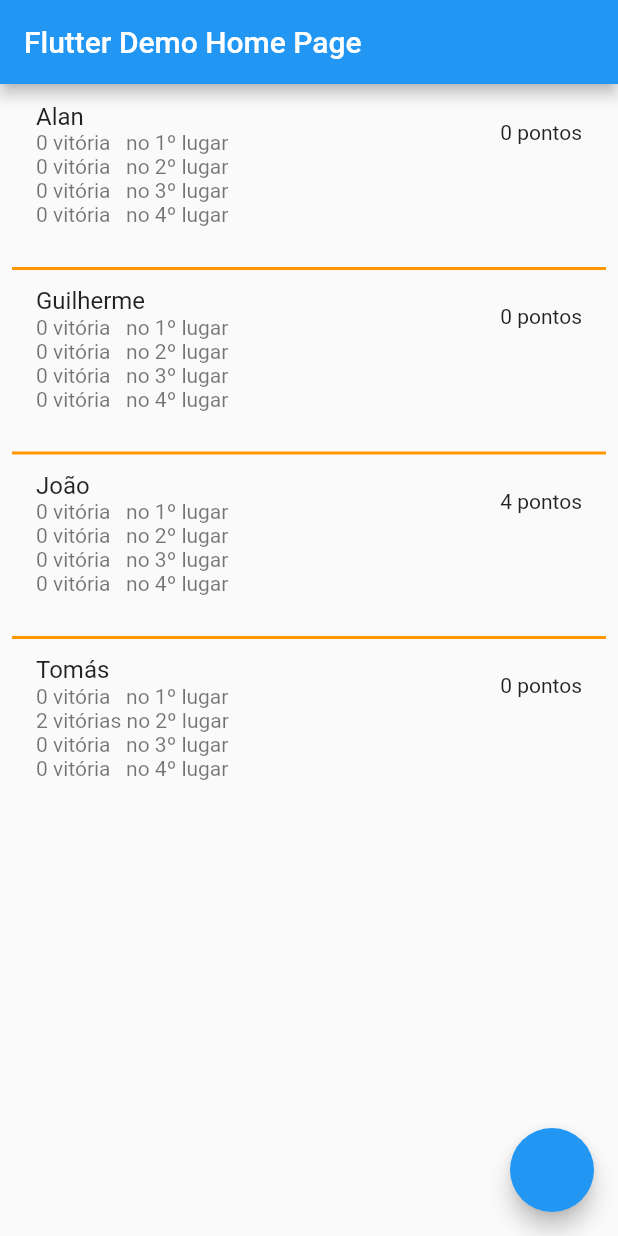
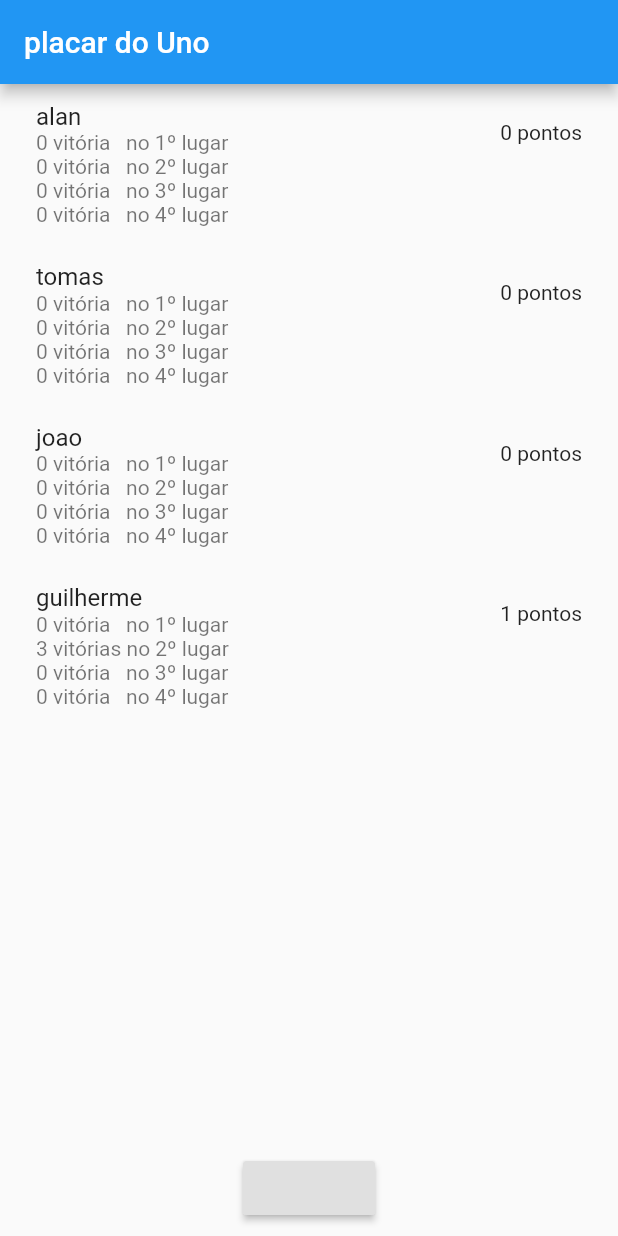
Before and after one commit to Nipodemos/placar_uno, a Flutter app: the screen it shows after launch, on a phone screen of 412 x 824 dp. Run offline on Flutter 3.47's test engine with Material 2 defaults, Android fonts, the phone set to English and light mode, and no system bars.

Commit message:
troquei de listView para listView.builder

```diff
--- a/lib/main.dart
+++ b/lib/main.dart
@@ -1,10 +1,7 @@
 import 'package:flutter/material.dart';
-
 void main() {
   runApp(MyApp());
 }
-
-enum grupoAlan { primeiroLugar, segundoLugar, terceiroLugar, quartoLugar }
 
 class MyApp extends StatelessWidget {
   @override
@@ -15,21 +12,17 @@ class MyApp extends StatelessWidget {
         primarySwatch: Colors.blue,
         visualDensity: VisualDensity.adaptivePlatformDensity,
       ),
-      home: MyHomePage(title: 'Flutter Demo Home Page'),
+      home: ListaDeJogadores(),
     );
   }
 }
 
-class MyHomePage extends StatefulWidget {
-  MyHomePage({Key key, this.title}) : super(key: key);
-
-  final String title;
-
+class ListaDeJogadores extends StatefulWidget {
   @override
-  _MyHomePageState createState() => _MyHomePageState();
+  _ListaDeJogadoresState createState() => _ListaDeJogadoresState();
 }
 
-class _MyHomePageState extends State<MyHomePage> {
+class _ListaDeJogadoresState extends State<ListaDeJogadores> {
   Map<String, dynamic> todosOsPlacares = {
     'alan': {
       'placarTotal': 0,
@@ -41,128 +34,81 @@ class _MyHomePageState extends State<MyHomePage> {
     'tomas': {
       'placarTotal': 0,
       'primeiroLugar': 0,
-      'segundoLugar': 2,
+      'segundoLugar': 0,
       'terceiroLugar': 0,
       'quartoLugar': 0
     },
     'joao': {
-      'placarTotal': 4,
+      'placarTotal': 0,
       'primeiroLugar': 0,
       'segundoLugar': 0,
       'terceiroLugar': 0,
       'quartoLugar': 0
     },
     'guilherme': {
-      'placarTotal': 0,
+      'placarTotal': 1,
       'primeiroLugar': 0,
-      'segundoLugar': 0,
+      'segundoLugar': 3,
       'terceiroLugar': 0,
       'quartoLugar': 0
     },
   };
 
-  Map seletorLugar = {'alan': 0, 'guilherme': 0, 'joao': 0, 'tomas': 0};
-
-  String getSingleScore({String pessoa, String qualPlacar}) {
-    int temp = todosOsPlacares[pessoa][qualPlacar];
-    Map keyToString = {
-      'primeiroLugar': '1º',
-      'segundoLugar': '2º',
-      'terceiroLugar': '3º',
-      'quartoLugar': '4º',
-    };
-    if (pessoa.isEmpty || pessoa == null) {
-      return "vc esqueceu o argumento 'pessoa'";
-    } else if (qualPlacar.isEmpty || qualPlacar == null) {
-      return "vc esqueceu o argumento 'qualPlacar'";
-    } else {
-      if (temp == 0 || temp == 1) {
-        return "$temp vitória   no ${keyToString[qualPlacar]} lugar";
-      } else if (temp > 1) {
-        return "$temp vitórias no ${keyToString[qualPlacar]} lugar";
-      } else {
-        return "Erro não esperado";
-      }
-    }
-  }
   @override
   Widget build(BuildContext context) {
     return Scaffold(
       appBar: AppBar(
-        title: Text(widget.title),
+        title: Text("placar do Uno"),
       ),
       body: Padding(
-        padding: const EdgeInsets.all(8.0),
-        child: Center(
-          child: ListView(
+        padding: EdgeInsets.all(8),
+        child: Column(
           children: [
-              ListTile(
-                title: Text("Alan"),
-                trailing: Text(
-                    todosOsPlacares['alan']['placarTotal'].toString() +
+            Expanded(
+              child: ListView.builder(
+                itemCount: todosOsPlacares.keys.toList().length,
+                itemBuilder: (BuildContext context, int index) {
+                  List keysInList = todosOsPlacares.keys.toList();
+                  print(index);
+                  print(keysInList[index]);
+                  return ListTile(
+                    title: Text(keysInList[index]),
+                    trailing: Text(todosOsPlacares[keysInList[index]]
+                                ['placarTotal']
+                            .toString() +
                         " pontos"),
                     subtitle: Text(
-                    "${getSingleScore(pessoa: 'alan', qualPlacar: 'primeiroLugar')}\n"
-                    "${getSingleScore(pessoa: 'alan', qualPlacar: 'segundoLugar')}\n"
-                    "${getSingleScore(pessoa: 'alan', qualPlacar: 'terceiroLugar')}\n"
-                    "${getSingleScore(pessoa: 'alan', qualPlacar: 'quartoLugar')}\n"),
+                      getSingleScore(
+                              pessoa: keysInList[index],
+                              qualPlacar: 'primeiroLugar') +
+                          getSingleScore(
+                              pessoa: keysInList[index],
+                              qualPlacar: 'segundoLugar') +
+                          getSingleScore(
+                              pessoa: keysInList[index],
+                              qualPlacar: 'terceiroLugar') +
+                          getSingleScore(
+                              pessoa: keysInList[index],
+                              qualPlacar: 'quartoLugar'),
                     ),
-              Divider(
-                color: Colors.orange,
-                thickness: 2,
-              ),
-              ListTile(
-                title: Text("Guilherme"),
-                trailing: Text(
-                    todosOsPlacares['guilherme']['placarTotal'].toString() +
-                        " pontos"),
-                subtitle: Text(
-                    "${getSingleScore(pessoa: 'guilherme', qualPlacar: 'primeiroLugar')}\n"
-                    "${getSingleScore(pessoa: 'guilherme', qualPlacar: 'segundoLugar')}\n"
-                    "${getSingleScore(pessoa: 'guilherme', qualPlacar: 'terceiroLugar')}\n"
-                    "${getSingleScore(pessoa: 'guilherme', qualPlacar: 'quartoLugar')}\n"),
-              ),
-              Divider(
-                color: Colors.orange,
-                thickness: 2,
-              ),
-              ListTile(
-                title: Text("João"),
-                trailing: Text(
-                    todosOsPlacares['joao']['placarTotal'].toString() +
-                        " pontos"),
-                subtitle: Text(
-                    "${getSingleScore(pessoa: 'joao', qualPlacar: 'primeiroLugar')}\n"
-                    "${getSingleScore(pessoa: 'joao', qualPlacar: 'segundoLugar')}\n"
-                    "${getSingleScore(pessoa: 'joao', qualPlacar: 'terceiroLugar')}\n"
-                    "${getSingleScore(pessoa: 'joao', qualPlacar: 'quartoLugar')}\n"),
-              ),
-              Divider(
-                color: Colors.orange,
-                thickness: 2,
-              ),
-              ListTile(
-                title: Text("Tomás"),
-                trailing: Text(
-                    todosOsPlacares['tomas']['placarTotal'].toString() +
-                        " pontos"),
-                subtitle: Text(
-                    "${getSingleScore(pessoa: 'tomas', qualPlacar: 'primeiroLugar')}\n"
-                    "${getSingleScore(pessoa: 'tomas', qualPlacar: 'segundoLugar')}\n"
-                    "${getSingleScore(pessoa: 'tomas', qualPlacar: 'terceiroLugar')}\n"
-                    "${getSingleScore(pessoa: 'tomas', qualPlacar: 'quartoLugar')}\n"),
-              ),
-            ],
+                  );
+                },
               ),
             ),
-      ),
-      floatingActionButton: FloatingActionButton(
+            RaisedButton(
               onPressed: () {
                 showDialog(
                   context: context,
-            builder: (context) {
+                  builder: (ctx) {
+                    Map seletorLugar = {
+                      'alan': 0,
+                      'guilherme': 0,
+                      'joao': 0,
+                      'tomas': 0
+                    };
                     return StatefulBuilder(
-                builder: (context, setState) {
+                      builder: (ct, setState) {
+                        String message = "";
                         return Dialog(
                           child: Container(
                             padding: EdgeInsets.all(8),
@@ -170,12 +116,13 @@ class _MyHomePageState extends State<MyHomePage> {
                               mainAxisSize: MainAxisSize.min,
                               children: [
                                 Row(
-                            mainAxisAlignment: MainAxisAlignment.spaceBetween,
+                                  mainAxisAlignment:
+                                      MainAxisAlignment.spaceBetween,
                                   children: [
                                     Text('Alan'),
                                     Radio(
                                       groupValue: seletorLugar['alan'],
-                                value: grupoAlan.primeiroLugar,
+                                      value: 1,
                                       onChanged: (value) {
                                         seletorLugar['alan'] = value;
                                         print(value);
@@ -184,7 +131,7 @@ class _MyHomePageState extends State<MyHomePage> {
                                     ),
                                     Radio(
                                       groupValue: seletorLugar['alan'],
-                                value: grupoAlan.segundoLugar,
+                                      value: 2,
                                       onChanged: (value) {
                                         seletorLugar['alan'] = value;
                                         print(value);
@@ -193,9 +140,10 @@ class _MyHomePageState extends State<MyHomePage> {
                                     ),
                                     Radio(
                                       groupValue: seletorLugar['alan'],
-                                value: grupoAlan.terceiroLugar,
+                                      value: 3,
                                       visualDensity: VisualDensity(
-                                    horizontal: VisualDensity.maximumDensity),
+                                          horizontal:
+                                              VisualDensity.maximumDensity),
                                       onChanged: (value) {
                                         print(value);
                                         seletorLugar['alan'] = value;
@@ -204,7 +152,7 @@ class _MyHomePageState extends State<MyHomePage> {
                                     ),
                                     Radio(
                                       groupValue: seletorLugar['alan'],
-                                value: grupoAlan.quartoLugar,
+                                      value: 4,
                                       onChanged: (value) {
                                         print(value);
                                         seletorLugar['alan'] = value;
@@ -215,7 +163,8 @@ class _MyHomePageState extends State<MyHomePage> {
                                 ),
                                 SizedBox(height: 16),
                                 Row(
-                            mainAxisAlignment: MainAxisAlignment.spaceBetween,
+                                  mainAxisAlignment:
+                                      MainAxisAlignment.spaceBetween,
                                   children: [
                                     Text('Guilherme'),
                                     Radio(
@@ -262,7 +211,8 @@ class _MyHomePageState extends State<MyHomePage> {
                                 ),
                                 SizedBox(height: 16),
                                 Row(
-                            mainAxisAlignment: MainAxisAlignment.spaceBetween,
+                                  mainAxisAlignment:
+                                      MainAxisAlignment.spaceBetween,
                                   children: [
                                     Text('Joao'),
                                     Radio(
@@ -355,20 +305,52 @@ class _MyHomePageState extends State<MyHomePage> {
                                   ],
                                 ),
                                 SizedBox(height: 16),
+                                Text(message),
                                 Row(
+                                  mainAxisAlignment: MainAxisAlignment.center,
                                   children: [
                                     FlatButton(
-                                child: Text("submit"),
+                                      child: Text("Cancelar"),
                                       onPressed: () {
                                         // TODO
                                         Navigator.pop(context);
                                       },
                                     ),
-                              FlatButton(
-                                child: Text("submit"),
+                                    Divider(),
+                                    RaisedButton(
+                                      child: Text("Confirmar"),
                                       onPressed: () {
-                                  // TODO
+                                        const Map numberToKey = {
+                                          1: 'primeiroLugar',
+                                          2: 'segundoLugar',
+                                          3: 'terceiroLugar',
+                                          4: 'quartoLugar'
+                                        };
+                                        if (seletorLugar['alan'] >= 1 &&
+                                            seletorLugar['guilherme'] >= 1 &&
+                                            seletorLugar['joao'] >= 1 &&
+                                            seletorLugar['tomas'] >= 1) {
+                                          todosOsPlacares['alan'][numberToKey[
+                                              seletorLugar['alan']]]++;
+                                          todosOsPlacares['guilherme'][
+                                              numberToKey[
+                                                  seletorLugar['guilherme']]]++;
+                                          todosOsPlacares['joao'][numberToKey[
+                                              seletorLugar['joao']]]++;
+                                          todosOsPlacares['tomas'][numberToKey[
+                                              seletorLugar['tomas']]]++;
+                                          print(
+                                              'ao que tudo indica, deu certo');
+                                          print(todosOsPlacares);
+                                          message =
+                                              "Feito! parabens aos vencedores!";
+                                              setState(() {});
                                           Navigator.pop(context);
+                                        } else {
+                                          print('algum valor ta vazio');
+                                          message = "algum valor ta vazio";
+                                          setState(() {});
+                                        }
                                       },
                                     )
                                   ],
@@ -382,7 +364,33 @@ class _MyHomePageState extends State<MyHomePage> {
                   },
                 );
               },
+            )
+          ],
+        ),
       ),
     );
   }
+
+  String getSingleScore({String pessoa, String qualPlacar}) {
+    int temp = todosOsPlacares[pessoa][qualPlacar];
+    Map keyToString = {
+      'primeiroLugar': '1º',
+      'segundoLugar': '2º',
+      'terceiroLugar': '3º',
+      'quartoLugar': '4º',
+    };
+    if (pessoa.isEmpty || pessoa == null) {
+      return "vc esqueceu o argumento 'pessoa'";
+    } else if (qualPlacar.isEmpty || qualPlacar == null) {
+      return "vc esqueceu o argumento 'qualPlacar'";
+    } else {
+      if (temp == 0 || temp == 1) {
+        return "$temp vitória   no ${keyToString[qualPlacar]} lugar\n";
+      } else if (temp > 1) {
+        return "$temp vitórias no ${keyToString[qualPlacar]} lugar\n";
+      } else {
+        return "Erro não esperado";
       }
+    }
+  }
+}
```
Lines whose indentation alone changed are shown as unchanged.
